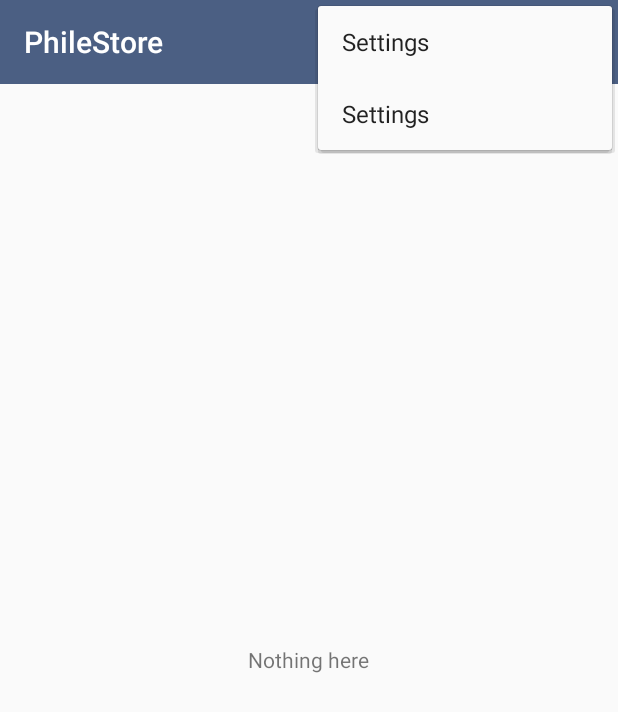
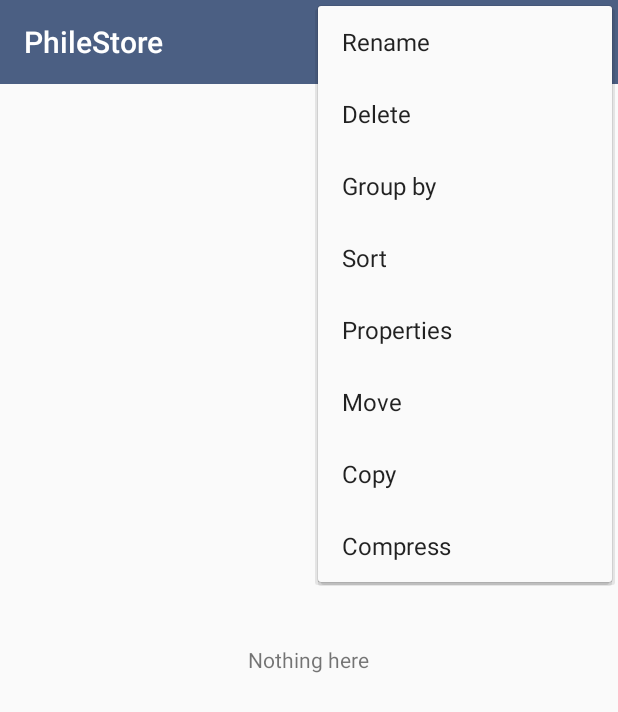
Before and after one commit to AddySridhar95/PhileStore, an Android app: the screen it shows after launch (MainActivity), with the options menu open, on a phone screen of 412 x 824 dp. Shown: the top 712 px of the screen. Run offline under Robolectric (Android 15) with nearby library versions, the phone set to English and light mode, and no system bars.

Commit message:
delete and rename file/folder

```diff
--- a/app/src/main/res/menu/menu_main.xml
+++ b/app/src/main/res/menu/menu_main.xml
@@ -1,27 +1,38 @@
-<!--<menu xmlns:android="http://schemas.android.com/apk/res/android"-->
-    <!--xmlns:app="http://schemas.android.com/apk/res-auto"-->
-    <!--xmlns:tools="http://schemas.android.com/tools"-->
-    <!--tools:context="com.example.store.phile.philestore.MainActivity">-->
-    <!--<item-->
-        <!--android:id="@+id/action_settings"-->
-        <!--android:orderInCategory="100"-->
-        <!--android:title="@string/action_settings"-->
-        <!--app:showAsAction="never" />-->
-<!--</menu>-->
-
-<menu xmlns:android="http://schemas.android.com/apk/res/android"
-    xmlns:app="http://schemas.android.com/apk/res-auto">
-
-    <!-- "Mark Favorite", should appear as action button if possible -->
+<?xml version="1.0" encoding="utf-8"?>
+<menu
+    xmlns:android="http://schemas.android.com/apk/res/android"
+    xmlns:app="http://schemas.android.com/apk/res-auto"
+    >
     <item
-        android:id="@+id/action_favorite"
-        android:orderInCategory="100"
-        android:title="@string/action_settings"
+        android:id="@+id/action_rename"
+        android:title="@string/action_rename"
         app:showAsAction="never"/>
 
-    <!-- Settings, should always be in the overflow -->
-    <item android:id="@+id/action_settings"
-        android:title="@string/action_settings"
+    <item android:id="@+id/action_delete"
+        android:title="@string/action_delete"
         app:showAsAction="never"/>
 
+    <item android:id="@+id/action_group_by"
+        android:title="@string/action_group_by"
+        app:showAsAction="never"/>
+
+    <item android:id="@+id/action_sort"
+        android:title="@string/action_sort"
+        app:showAsAction="never"/>
+
+    <item android:id="@+id/action_properties"
+        android:title="@string/action_properties"
+        app:showAsAction="never"/>
+
+    <item android:id="@+id/action_move"
+        android:title="@string/action_move"
+        app:showAsAction="never"/>
+
+    <item android:id="@+id/action_copy"
+        android:title="@string/action_copy"
+        app:showAsAction="never"/>
+
+    <item android:id="@+id/action_compress"
+        android:title="@string/action_compress"
+        app:showAsAction="never"/>
 </menu>
--- a/app/src/main/res/values/strings.xml
+++ b/app/src/main/res/values/strings.xml
@@ -1,5 +1,12 @@
 <resources>
     <string name="app_name">PhileStore</string>
     <string name="no_file_items">Nothing here</string>
-    <string name="action_settings">Settings</string>
+    <string name="action_rename">Rename</string>
+    <string name="action_delete">Delete</string>
+    <string name="action_group_by">Group by</string>
+    <string name="action_sort">Sort</string>
+    <string name="action_properties">Properties</string>
+    <string name="action_move">Move</string>
+    <string name="action_copy">Copy</string>
+    <string name="action_compress">Compress</string>
 </resources>
--- a/app/src/main/res/values/styles.xml
+++ b/app/src/main/res/values/styles.xml
@@ -23,11 +23,10 @@
 
     <style name="MyToolbar" parent="Theme.AppCompat.Light">
 
-        <!--&lt;!&ndash; navigation icon color &ndash;&gt;-->
+        <!-- navigation icon color -->
         <item name="colorControlNormal">@color/white</item>
 
-        <!--&lt;!&ndash; text color &ndash;&gt;-->
-        <!--<item name="android:textColor">@color/white</item>-->
+        <!-- text color -->
         <item name="android:textColorPrimary">@color/white</item>
     </style>
 </resources>
```
Also changed, not shown: app/src/main/java/com/example/store/phile/philestore/MainActivity.java (+60 -4 lines).
